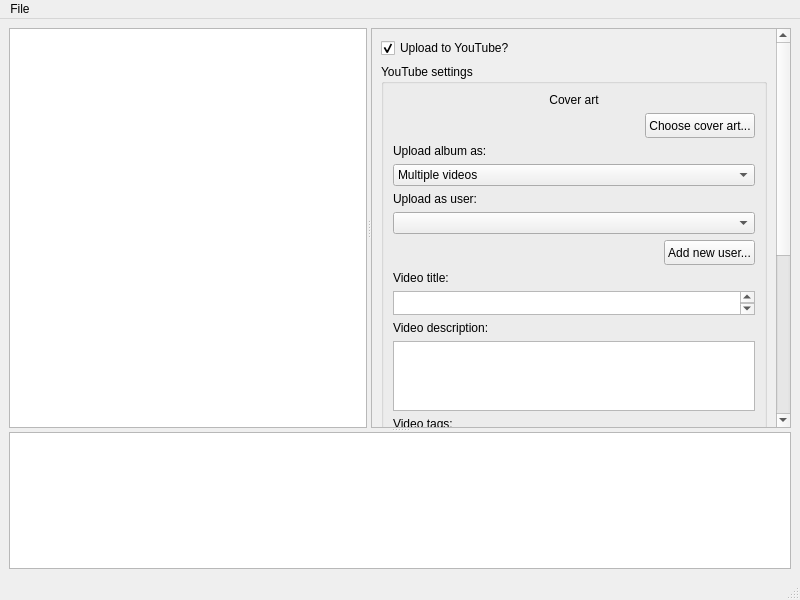
First picture: the form in ui/mainwindow.ui, repository 7x11x13/songs-to-youtube, before the edit.
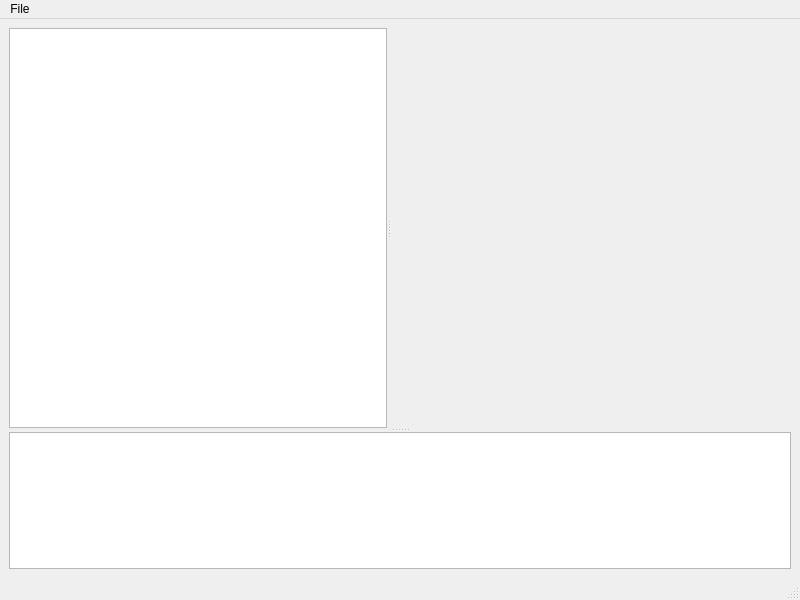
Second picture: the form after the edit. Custom widgets are drawn as their Qt base class.

Commit message: Store SongSettingsWidget layout in separate UI file

Diff of the .ui file:
```diff
--- a/ui/mainwindow.ui
+++ b/ui/mainwindow.ui
@@ -64,304 +64,20 @@
          </property>
         </column>
        </widget>
-       <widget class="QScrollArea" name="scrollArea">
+       <widget class="SongSettingsWidget" name="songSettingsWindow" native="true">
+        <property name="sizePolicy">
+         <sizepolicy hsizetype="Expanding" vsizetype="Expanding">
+          <horstretch>0</horstretch>
+          <verstretch>0</verstretch>
+         </sizepolicy>
+        </property>
         <property name="minimumSize">
          <size>
-          <width>200</width>
-          <height>200</height>
+          <width>400</width>
+          <height>400</height>
          </size>
         </property>
-        <property name="widgetResizable">
-         <bool>true</bool>
-        </property>
-        <widget class="SongSettingsWidget" name="scrollAreaWidgetContents">
-         <property name="geometry">
-          <rect>
-           <x>0</x>
-           <y>-283</y>
-           <width>344</width>
-           <height>681</height>
-          </rect>
-         </property>
-         <property name="sizePolicy">
-          <sizepolicy hsizetype="Expanding" vsizetype="Expanding">
-           <horstretch>0</horstretch>
-           <verstretch>0</verstretch>
-          </sizepolicy>
-         </property>
-         <property name="minimumSize">
-          <size>
-           <width>0</width>
-           <height>0</height>
-          </size>
-         </property>
-         <layout class="QVBoxLayout" name="verticalLayout">
-          <item>
-           <widget class="QCheckBox" name="uploadYouTube">
-            <property name="text">
-             <string>Upload to YouTube?</string>
-            </property>
-            <property name="checked">
-             <bool>true</bool>
-            </property>
-            <property name="tristate">
-             <bool>false</bool>
-            </property>
-           </widget>
-          </item>
-          <item alignment="Qt::AlignTop">
-           <widget class="QGroupBox" name="youtubeSettings">
-            <property name="title">
-             <string>YouTube settings</string>
-            </property>
-            <layout class="QVBoxLayout" name="verticalLayout_2">
-             <item>
-              <widget class="QLabel" name="coverArt">
-               <property name="sizePolicy">
-                <sizepolicy hsizetype="Preferred" vsizetype="Fixed">
-                 <horstretch>0</horstretch>
-                 <verstretch>0</verstretch>
-                </sizepolicy>
-               </property>
-               <property name="text">
-                <string>Cover art</string>
-               </property>
-               <property name="alignment">
-                <set>Qt::AlignCenter</set>
-               </property>
-              </widget>
-             </item>
-             <item alignment="Qt::AlignRight">
-              <widget class="QPushButton" name="coverArtButton">
-               <property name="minimumSize">
-                <size>
-                 <width>0</width>
-                 <height>25</height>
-                </size>
-               </property>
-               <property name="maximumSize">
-                <size>
-                 <width>150</width>
-                 <height>50</height>
-                </size>
-               </property>
-               <property name="text">
-                <string>Choose cover art...</string>
-               </property>
-              </widget>
-             </item>
-             <item>
-              <widget class="QLabel" name="albumPlaylistLabel">
-               <property name="text">
-                <string>Upload album as:</string>
-               </property>
-              </widget>
-             </item>
-             <item>
-              <widget class="QComboBox" name="albumPlaylist">
-               <item>
-                <property name="text">
-                 <string>Multiple videos</string>
-                </property>
-               </item>
-               <item>
-                <property name="text">
-                 <string>Single video</string>
-                </property>
-               </item>
-               <item>
-                <property name="text">
-                 <string>Multiple videos (playlist)</string>
-                </property>
-               </item>
-              </widget>
-             </item>
-             <item>
-              <widget class="QLabel" name="label">
-               <property name="text">
-                <string>Upload as user:</string>
-               </property>
-              </widget>
-             </item>
-             <item>
-              <widget class="QComboBox" name="userSelect"/>
-             </item>
-             <item alignment="Qt::AlignRight">
-              <widget class="QPushButton" name="addUser">
-               <property name="minimumSize">
-                <size>
-                 <width>0</width>
-                 <height>25</height>
-                </size>
-               </property>
-               <property name="maximumSize">
-                <size>
-                 <width>150</width>
-                 <height>50</height>
-                </size>
-               </property>
-               <property name="text">
-                <string>Add new user...</string>
-               </property>
-              </widget>
-             </item>
-             <item>
-              <widget class="QLabel" name="label_2">
-               <property name="text">
-                <string>Video title:</string>
-               </property>
-              </widget>
-             </item>
-             <item>
-              <widget class="QPlainTextEdit" name="videoTitle">
-               <property name="sizePolicy">
-                <sizepolicy hsizetype="Expanding" vsizetype="Fixed">
-                 <horstretch>0</horstretch>
-                 <verstretch>0</verstretch>
-                </sizepolicy>
-               </property>
-               <property name="maximumSize">
-                <size>
-                 <width>16777215</width>
-                 <height>24</height>
-                </size>
-               </property>
-              </widget>
-             </item>
-             <item>
-              <widget class="QLabel" name="label_3">
-               <property name="text">
-                <string>Video description:</string>
-               </property>
-              </widget>
-             </item>
-             <item>
-              <widget class="QPlainTextEdit" name="videoDescription"/>
-             </item>
-             <item>
-              <widget class="QLabel" name="label_4">
-               <property name="text">
-                <string>Video tags:</string>
-               </property>
-              </widget>
-             </item>
-             <item>
-              <widget class="QPlainTextEdit" name="videoTags">
-               <property name="maximumSize">
-                <size>
-                 <width>16777215</width>
-                 <height>24</height>
-                </size>
-               </property>
-              </widget>
-             </item>
-             <item>
-              <widget class="QLabel" name="label_5">
-               <property name="text">
-                <string>Visibility:</string>
-               </property>
-              </widget>
-             </item>
-             <item>
-              <widget class="QComboBox" name="videoVisibility">
-               <item>
-                <property name="text">
-                 <string>Public</string>
-                </property>
-               </item>
-               <item>
-                <property name="text">
-                 <string>Unlisted</string>
-                </property>
-               </item>
-              </widget>
-             </item>
-            </layout>
-           </widget>
-          </item>
-          <item alignment="Qt::AlignTop">
-           <widget class="QGroupBox" name="ffmpegSettings">
-            <property name="title">
-             <string>FFmpeg settings</string>
-            </property>
-            <layout class="QVBoxLayout" name="verticalLayout_3">
-             <item>
-              <widget class="QLabel" name="label_6">
-               <property name="text">
-                <string>Video width:</string>
-               </property>
-              </widget>
-             </item>
-             <item>
-              <widget class="QPlainTextEdit" name="videoWidth">
-               <property name="sizePolicy">
-                <sizepolicy hsizetype="Fixed" vsizetype="Fixed">
-                 <horstretch>0</horstretch>
-                 <verstretch>0</verstretch>
-                </sizepolicy>
-               </property>
-               <property name="maximumSize">
-                <size>
-                 <width>100</width>
-                 <height>24</height>
-                </size>
-               </property>
-               <property name="lineWrapMode">
-                <enum>QPlainTextEdit::WidgetWidth</enum>
-               </property>
-              </widget>
-             </item>
-             <item>
-              <widget class="QLabel" name="label_7">
-               <property name="text">
-                <string>Video height:</string>
-               </property>
-              </widget>
-             </item>
-             <item>
-              <widget class="QPlainTextEdit" name="videoHeight">
-               <property name="sizePolicy">
-                <sizepolicy hsizetype="Fixed" vsizetype="Fixed">
-                 <horstretch>0</horstretch>
-                 <verstretch>0</verstretch>
-                </sizepolicy>
-               </property>
-               <property name="maximumSize">
-                <size>
-                 <width>100</width>
-                 <height>24</height>
-                </size>
-               </property>
-              </widget>
-             </item>
-             <item>
-              <widget class="QLabel" name="label_8">
-               <property name="text">
-                <string>Audio bitrate:</string>
-               </property>
-              </widget>
-             </item>
-             <item>
-              <widget class="QPlainTextEdit" name="audioBitrate">
-               <property name="sizePolicy">
-                <sizepolicy hsizetype="Fixed" vsizetype="Fixed">
-                 <horstretch>0</horstretch>
-                 <verstretch>0</verstretch>
-                </sizepolicy>
-               </property>
-               <property name="maximumSize">
-                <size>
-                 <width>100</width>
-                 <height>24</height>
-                </size>
-               </property>
-              </widget>
-             </item>
-            </layout>
-           </widget>
-          </item>
-         </layout>
-        </widget>
+        <layout class="QVBoxLayout" name="verticalLayout_5"/>
        </widget>
       </widget>
       <widget class="LogWidget" name="logWindow">
```
The commit also changes 4 other files.
